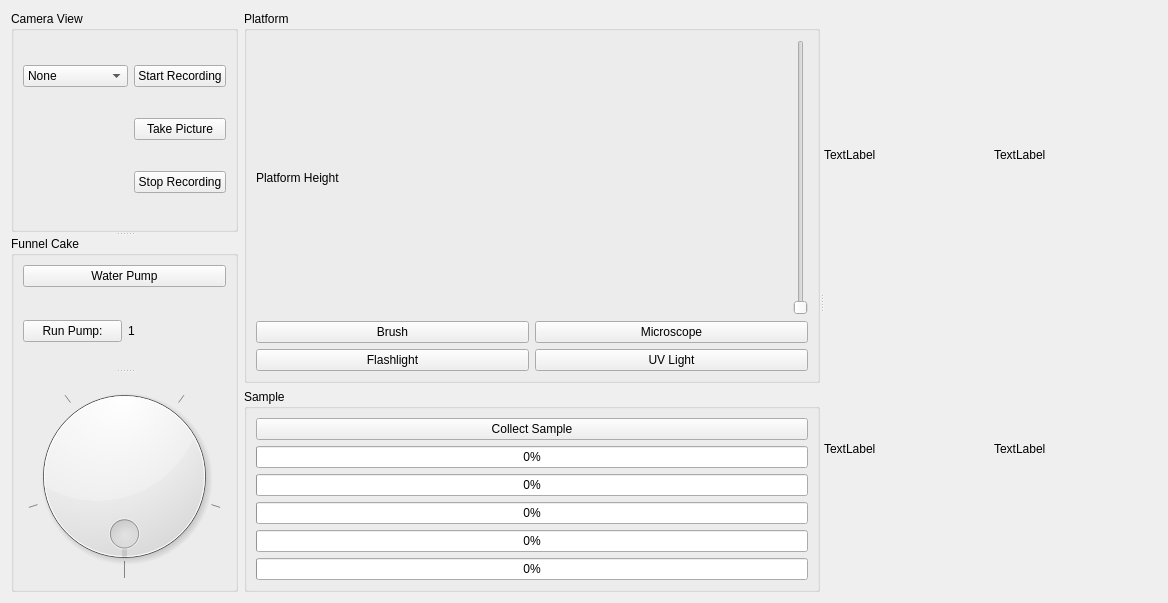
Old version of the form form.ui in the repository SC-Robotics-2021/osiris_science.
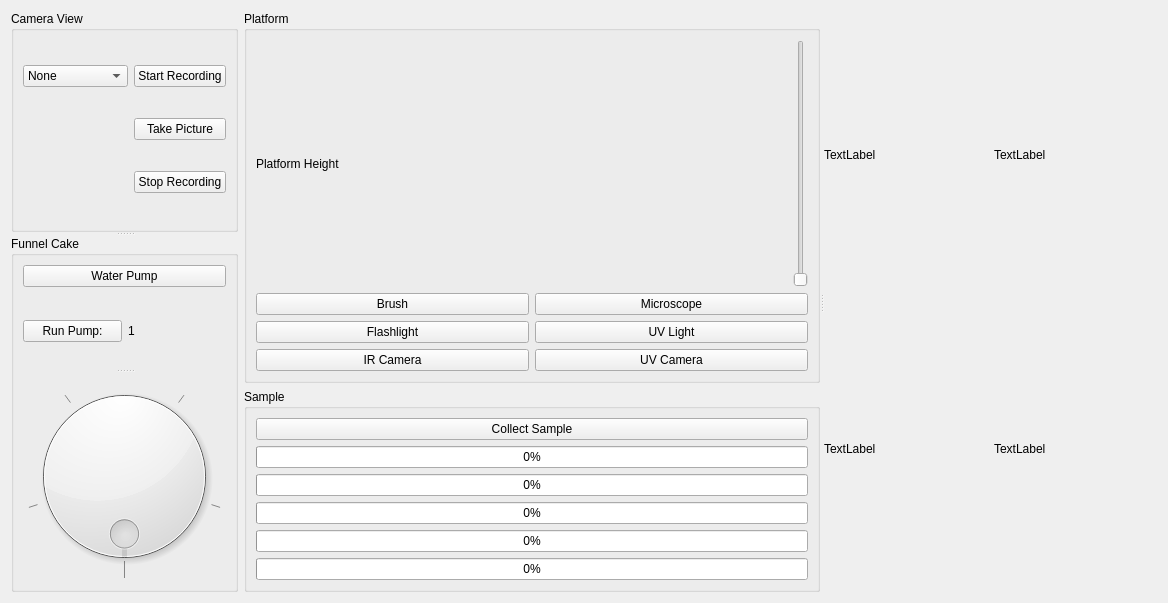
New version of the form.

The edit to the form file:
```diff
--- a/form.ui
+++ b/form.ui
@@ -203,6 +203,20 @@
               </property>
              </widget>
             </item>
+            <item row="2" column="1">
+             <widget class="QPushButton" name="uv_camera_button">
+              <property name="text">
+               <string>UV Camera</string>
+              </property>
+             </widget>
+            </item>
+            <item row="2" column="0">
+             <widget class="QPushButton" name="ir_camera_button">
+              <property name="text">
+               <string>IR Camera</string>
+              </property>
+             </widget>
+            </item>
             <item row="0" column="0">
              <widget class="QPushButton" name="brush_button">
               <property name="text">
```
